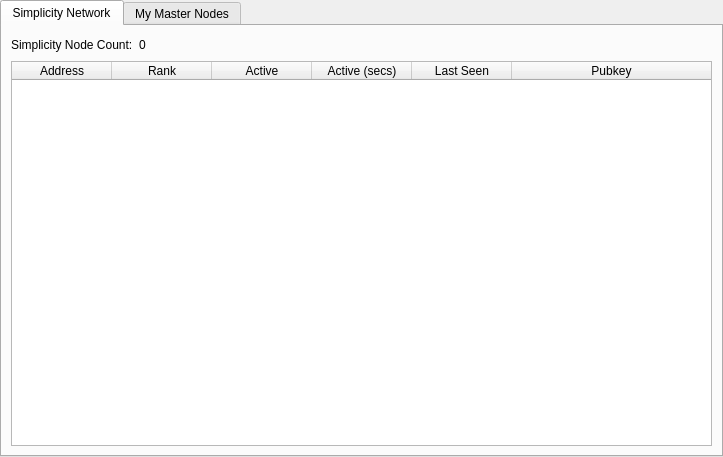
This is src/qt/forms/masternodemanager.ui in SimplicityDev2018/Simplicity as Qt 5 draws it before an edit. The edited form follows.
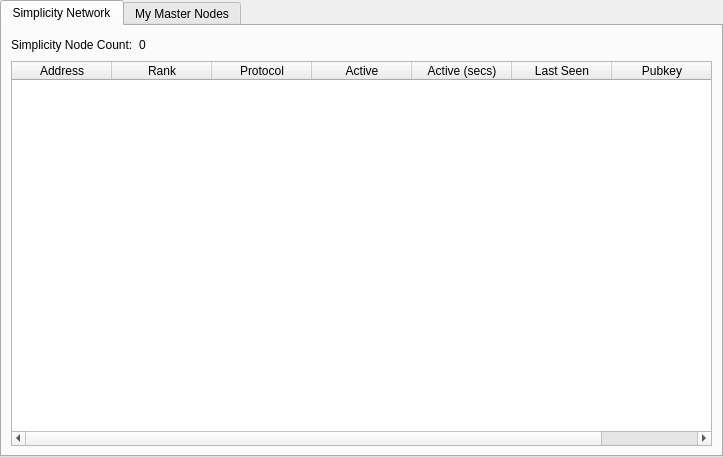
This is the edited form. The open tabs and pages were chosen to show the change.

What changed in the file:
```diff
--- a/src/qt/forms/masternodemanager.ui
+++ b/src/qt/forms/masternodemanager.ui
@@ -68,6 +68,11 @@
              <string>Rank</string>
             </property>
            </column>
+           <column>
+            <property name="text">
+             <string>Protocol</string>
+            </property>
+           </column>
            <column>
             <property name="text">
              <string>Active</string>
```
Left out of the diff: 2 changed lines with no effect on the pictures.
